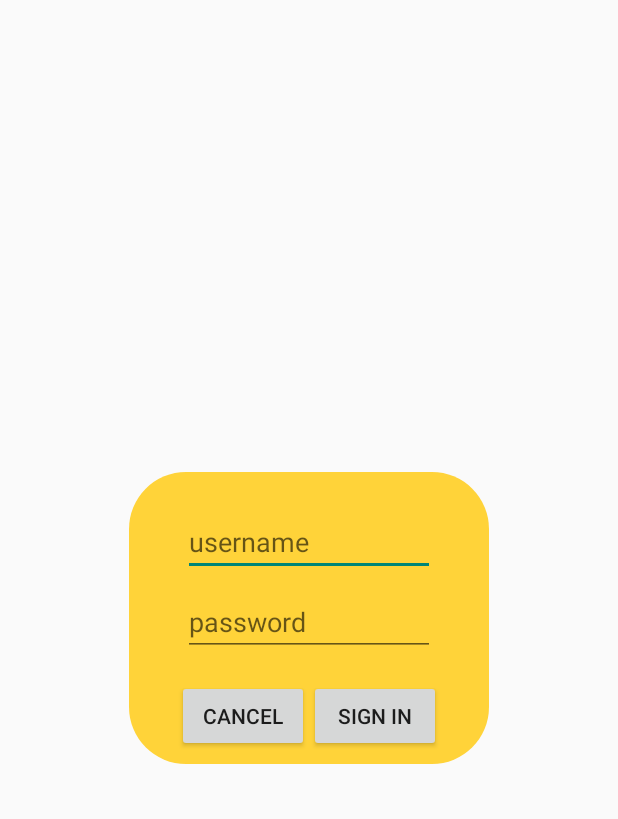
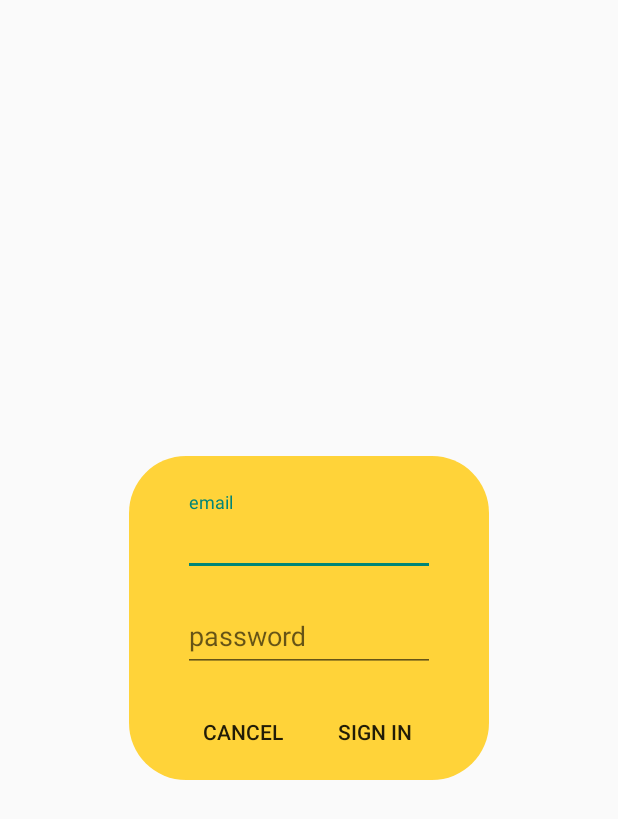
Before and after one commit to alexanderyellow/Yellow, an Android app: the layout activity_login_dialog.xml on its own in the app's theme, with its tools: preview values and no code run, on a phone screen of 412 x 824 dp. Shown: the top 819 px of the screen. Run offline under Robolectric (Android 15) with nearby library versions, the phone set to English and light mode, and no system bars.

Commit message:
Login dialog

```diff
--- a/Advice/app/src/main/res/layout/activity_login.xml
+++ b/Advice/app/src/main/res/layout/activity_login.xml
@@ -6,6 +6,7 @@
     android:gravity="center_horizontal"
     android:orientation="vertical"
     android:scaleType="centerCrop"
+    android:windowSoftInputMode="stateVisible|adjustResize"
     tools:context="com.yellow.adviceby.activities.login.LoginActivity">
 
     <!-- Login progress -->
--- a/Advice/app/src/main/res/layout/activity_login_dialog.xml
+++ b/Advice/app/src/main/res/layout/activity_login_dialog.xml
@@ -6,8 +6,8 @@
     android:layout_gravity="center"
     android:background="@drawable/login_dialog"
     android:gravity="center"
-    android:orientation="vertical"
-    >
+    android:windowSoftInputMode="stateVisible|adjustResize"
+    android:orientation="vertical">
 
     <!--
     <ImageView
@@ -21,36 +21,49 @@
     <LinearLayout
         android:layout_width="wrap_content"
         android:layout_height="wrap_content"
+        android:layout_alignParentTop="true"
+        android:layout_centerHorizontal="true"
         android:orientation="vertical"
+        android:paddingBottom="8dp"
         android:paddingLeft="32dp"
         android:paddingRight="32dp"
-        android:paddingBottom="8dp"
-        android:paddingTop="8dp"
-        android:layout_alignParentTop="true"
-        android:layout_centerHorizontal="true">
+        android:paddingTop="8dp">
 
-    <EditText
-        android:id="@+id/username"
+        <android.support.design.widget.TextInputLayout
+            android:id="@+id/input_layout_email"
             android:layout_width="match_parent"
             android:layout_height="wrap_content"
             android:layout_marginBottom="4dp"
             android:layout_marginLeft="4dp"
             android:layout_marginRight="4dp"
-        android:layout_marginTop="16dp"
-        android:hint="username"
-        android:inputType="textEmailAddress" />
+            android:layout_marginTop="16dp">
+
+            <EditText
+                android:id="@+id/email"
+                android:layout_width="match_parent"
+                android:layout_height="wrap_content"
+                android:hint="email"
+                android:inputType="textEmailAddress"
+                android:focusableInTouchMode="true"/>
+        </android.support.design.widget.TextInputLayout>
+
+        <android.support.design.widget.TextInputLayout
+            android:id="@+id/input_layout_password"
+            android:layout_width="match_parent"
+            android:layout_height="wrap_content"
+            android:layout_marginBottom="16dp"
+            android:layout_marginLeft="4dp"
+            android:layout_marginRight="4dp"
+            android:layout_marginTop="4dp">
 
             <EditText
                 android:id="@+id/password"
                 android:layout_width="match_parent"
                 android:layout_height="wrap_content"
-        android:layout_marginBottom="16dp"
-        android:layout_marginLeft="4dp"
-        android:layout_marginRight="4dp"
-        android:layout_marginTop="4dp"
                 android:fontFamily="sans-serif"
                 android:hint="password"
                 android:inputType="textPassword" />
+        </android.support.design.widget.TextInputLayout>
 
         <LinearLayout
             android:layout_width="match_parent"
@@ -61,13 +74,15 @@
                 android:id="@+id/cancel"
                 android:layout_width="wrap_content"
                 android:layout_height="wrap_content"
-            android:text="@string/cancel" />
+                android:text="@string/cancel"
+                android:background="@android:color/transparent"/>
 
             <Button
-            android:id="@+id/sigin"
+                android:id="@+id/signin"
                 android:layout_width="wrap_content"
                 android:layout_height="wrap_content"
-            android:text="@string/signin" />
+                android:text="@string/signin"
+                android:background="@android:color/transparent"/>
 
         </LinearLayout>
     </LinearLayout>
--- a/Advice/app/src/main/res/values/strings_activity_login.xml
+++ b/Advice/app/src/main/res/values/strings_activity_login.xml
@@ -14,4 +14,6 @@
     <string name="successfully_posted_post">Post ID: %1$s</string>
     <string name="signin">Sign in</string>
     <string name="cancel">Cancel</string>
+    <string name="err_msg_email">Enter valid email address</string>
+    <string name="err_msg_password">Enter the password</string>
 </resources>
```
Also changed, not shown: Advice/app/src/main/java/com/yellow/adviceby/activities/login/FacebookLoginActivity.java (+45 -40 lines), Advice/app/src/main/java/com/yellow/adviceby/activities/login/LoginActivity.java (+15 -9 lines), Advice/app/src/main/java/com/yellow/adviceby/activities/login/LoginDialog.java (+98 -1 lines). Lines whose indentation alone changed are shown as unchanged.
